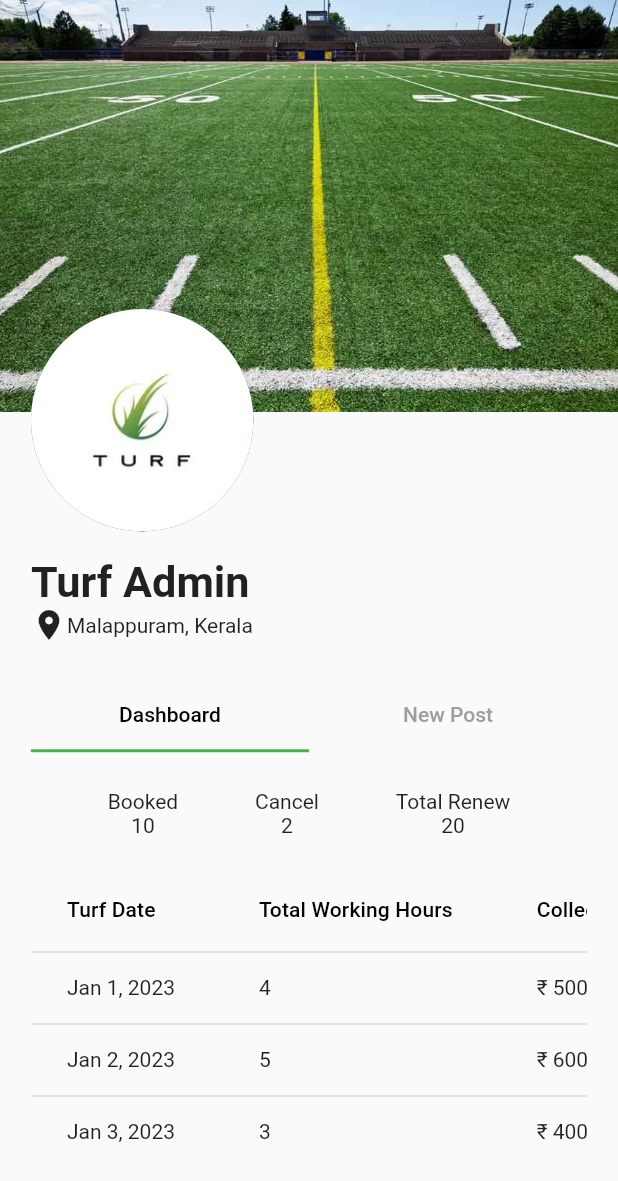
After one commit to Myaseensha/Turf-Booking-, a Flutter app: the TurfProfile screen opened directly, on a phone screen of 412 x 824 dp. The commit adds this screen. Shown: the top 1181 px of the screen. Run offline on Flutter 3.47's test engine with Material 2 defaults, Android fonts, the phone set to English and light mode, and no system bars; our stand-ins replace dio, image_picker, lottie, pinput.

Commit message:
turf profile

```diff
--- /dev/null
+++ b/lib/screen/turfadd/controller/image_provider.dart
@@ -0,0 +1,14 @@
+import 'dart:io';
+
+import 'package:flutter/material.dart';
+
+class CourtProvider extends ChangeNotifier {
+  File? _image;
+
+  File? get image => _image;
+
+  void setImage(File image) {
+    _image = image;
+    notifyListeners();
+  }
+}
--- /dev/null
+++ b/lib/screen/turfadd/view/profile_page.dart
@@ -0,0 +1,139 @@
+import 'package:flutter/material.dart';
+
+class TurfProfile extends StatelessWidget {
+  const TurfProfile({super.key});
+
+  @override
+  Widget build(BuildContext context) {
+    return DefaultTabController(
+        length: 2,
+        child: Scaffold(body: LayoutBuilder(
+            builder: (BuildContext context, BoxConstraints constraints) {
+          final double maxHeight = constraints.maxHeight;
+          final double maxWidth = constraints.maxWidth;
+
+          return Stack(children: [
+            Container(
+              height: maxHeight / 3,
+              decoration: BoxDecoration(
+                image: DecorationImage(
+                  image: AssetImage('assets/image/artificial_turf_nw.webp'),
+                  fit: BoxFit.cover,
+                ),
+              ),
+            ),
+            Padding(
+              padding: EdgeInsets.only(
+                top: maxHeight * 0.25,
+                left: maxWidth * 0.05,
+                right: maxWidth * 0.05,
+              ),
+              child: Column(
+                crossAxisAlignment: CrossAxisAlignment.start,
+                children: [
+                  CircleAvatar(
+                    radius: maxHeight * 0.090,
+                    backgroundImage: AssetImage('assets/image/th (7).webp'),
+                  ),
+                  SizedBox(height: maxHeight * 0.02),
+                  Text(
+                    'Turf Admin',
+                    style: TextStyle(
+                      fontSize: maxWidth * 0.07,
+                      fontWeight: FontWeight.bold,
+                    ),
+                  ),
+                  Row(
+                    children: [
+                      Icon(Icons.location_on),
+                      Text('Malappuram, Kerala'),
+                    ],
+                  ),
+                  SizedBox(height: maxHeight * 0.03),
+                  TabBar(
+                    tabs: [
+                      Tab(text: 'Dashboard'),
+                      Tab(text: 'New Post'),
+                    ],
+                    labelColor: Colors.black,
+                    unselectedLabelColor: Colors.grey,
+                  ),
+                  SizedBox(height: maxHeight * 0.03),
+                  Expanded(
+                    child: TabBarView(
+                      children: [
+                        Column(
+                          children: [
+                            Row(
+                              mainAxisAlignment: MainAxisAlignment.spaceEvenly,
+                              children: [
+                                Column(
+                                  children: [
+                                    Text('Booked'),
+                                    Text('10'),
+                                  ],
+                                ),
+                                Column(
+                                  children: [
+                                    Text('Cancel'),
+                                    Text('2'),
+                                  ],
+                                ),
+                                Column(
+                                  children: [
+                                    Text('Total Renew'),
+                                    Text('20'),
+                                  ],
+                                ),
+                              ],
+                            ),
+                            SizedBox(height: 20),
+                            Expanded(
+                              child: SingleChildScrollView(
+                                scrollDirection: Axis.horizontal,
+                                child: DataTable(
+                                  columns: [
+                                    DataColumn(label: Text('Turf Date')),
+                                    DataColumn(
+                                        label: Text('Total Working Hours')),
+                                    DataColumn(label: Text('Collections')),
+                                    DataColumn(label: Text('Profit')),
+                                  ],
+                                  rows: [
+                                    DataRow(cells: [
+                                      DataCell(Text('Jan 1, 2023')),
+                                      DataCell(Text('4')),
+                                      DataCell(Text('₹ 5000')),
+                                      DataCell(Text('₹ 2500')),
+                                    ]),
+                                    DataRow(cells: [
+                                      DataCell(Text('Jan 2, 2023')),
+                                      DataCell(Text('5')),
+                                      DataCell(Text('₹ 6000')),
+                                      DataCell(Text('₹ 3000')),
+                                    ]),
+                                    DataRow(cells: [
+                                      DataCell(Text('Jan 3, 2023')),
+                                      DataCell(Text('3')),
+                                      DataCell(Text('₹ 4000')),
+                                      DataCell(Text('₹ 2000')),
+                                    ]),
+                                  ],
+                                ),
+                              ),
+                            ),
+                          ],
+                        ),
+                        Center(
+                          child: Text('New Post'),
+                        ),
+                      ],
+                    ),
+                  ),
+                ],
+              ),
+            ),
+          ]);
+        })));
+  }
+}
```
Also changed, not shown: lib/screen/turfadd/view/turfprofile_add.dart (+52 -13 lines), assets/image/artificial_turf_nw.webp (added), 1 other file.
